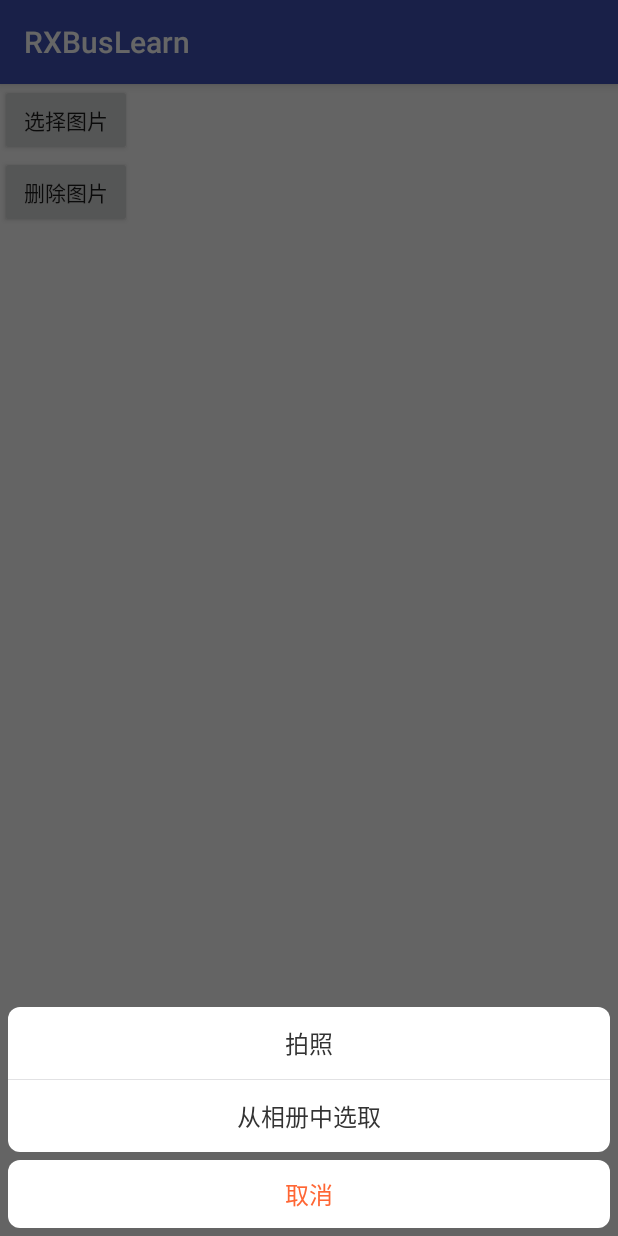
After one commit to zhenglingkun/RXBusLearn, an Android app: the fragment TakePhotoDialog placed in its activity, on a phone screen of 412 x 824 dp. The commit adds this screen. Run offline under Robolectric (Android 15) with nearby library versions, the phone set to English and light mode, and no system bars.

Commit message:
ADDED - 添加图片选择处理功能；

```diff
--- a/app/src/main/java/zlk/com/rxbuslearn/MainActivity.java
+++ b/app/src/main/java/zlk/com/rxbuslearn/MainActivity.java
@@ -18,7 +18,7 @@ import android.widget.TextView;
 import java.util.ArrayList;
 import java.util.List;
 
-import zlk.com.rxbuslearn.expandablelistview.ExpandableListViewActivity;
+import zlk.com.rxbuslearn.img.ImgSelectActivity;
 import zlk.com.rxbuslearn.pinnedheaderlistview.ContactPinnedAdapter;
 import zlk.com.rxbuslearn.pinnedheaderlistview.CustomerBean;
 import zlk.com.rxbuslearn.pinnedheaderlistview.LetterAdapter;
@@ -39,7 +39,8 @@ public class MainActivity extends AppCompatActivity {
         findViewById(R.id.intent_bt).setOnClickListener(new View.OnClickListener() {
             @Override
             public void onClick(View v) {
-                startActivity(new Intent(MainActivity.this, ExpandableListViewActivity.class));
+                startActivity(new Intent(MainActivity.this, ImgSelectActivity.class));
+//                startActivity(new Intent(MainActivity.this, ExpandableListViewActivity.class));
 //                startActivity(new Intent(MainActivity.this, GifActivity.class));
                 // intent to SwipeToLoadLayout
 //                startActivity(new Intent(MainActivity.this, SwipeToLoadLayoutActivity.class));
--- /dev/null
+++ b/app/src/main/java/zlk/com/rxbuslearn/base/dialog/TakePhotoDialog.java
@@ -0,0 +1,105 @@
+package zlk.com.rxbuslearn.base.dialog;
+
+import android.app.Dialog;
+import android.os.Bundle;
+import android.support.v4.app.DialogFragment;
+import android.view.Gravity;
+import android.view.LayoutInflater;
+import android.view.View;
+import android.view.ViewGroup;
+import android.view.Window;
+import android.view.WindowManager;
+import android.widget.TextView;
+
+import zlk.com.rxbuslearn.R;
+
+/**
+ * Created by xiazj on 2017/1/5.
+ */
+
+public class TakePhotoDialog extends DialogFragment {
+
+    private TextView tvCancel;
+    private TextView takephoto_camera;
+    private TextView takephoto_xiangce;
+
+    @Override
+    public void onCreate(Bundle savedInstanceState) {
+        super.onCreate(savedInstanceState);
+        // 全屏
+        setStyle(android.support.v4.app.DialogFragment.STYLE_NORMAL, R.style.dialog);
+    }
+
+    @Override
+    public View onCreateView(LayoutInflater inflater, ViewGroup container,
+                             Bundle savedInstanceState) {
+        // 加载title布局
+        View rootView = inflater.inflate(R.layout.layout_pic_dialog, container);
+        initView(rootView);
+        getDialog().getWindow().requestFeature(Window.FEATURE_NO_TITLE);
+        return rootView;
+    }
+
+    @Override
+    public void onStart() {
+        super.onStart();
+        Dialog dialog = getDialog();
+        if (dialog != null) {
+            Window window = dialog.getWindow(); //得到对话框
+            window.setLayout(WindowManager.LayoutParams.MATCH_PARENT, WindowManager.LayoutParams.MATCH_PARENT);
+            WindowManager.LayoutParams wl = window.getAttributes();
+            wl.gravity = Gravity.BOTTOM; //设置重力
+            window.setAttributes(wl);
+            dialog.getWindow().setLayout(ViewGroup.LayoutParams.MATCH_PARENT, ViewGroup.LayoutParams.WRAP_CONTENT);
+        }
+    }
+
+    private void initView(View rootView) {
+        tvCancel = (TextView) rootView.findViewById(R.id.tv_cancel);
+
+        tvCancel.setOnClickListener(mOnclickListener);
+        takephoto_xiangce = (TextView) rootView.findViewById(R.id.takephoto_xiangce);
+
+        takephoto_xiangce.setOnClickListener(mOnclickListener);
+        takephoto_camera = (TextView) rootView.findViewById(R.id.takephoto_camera);
+
+        takephoto_camera.setOnClickListener(mOnclickListener);
+
+    }
+
+
+    private View.OnClickListener mOnclickListener = new View.OnClickListener() {
+        @Override
+        public void onClick(View v) {
+            switch (v.getId()) {
+                case R.id.tv_cancel:
+                    TakePhotoDialog.this.dismiss();
+                    break;
+                case R.id.takephoto_camera:
+                    TakePhotoDialog.this.dismiss();
+                    if (mOnSelectClickListener != null) {
+                        mOnSelectClickListener.onCameraClick();
+                    }
+                    break;
+                case R.id.takephoto_xiangce:
+                    TakePhotoDialog.this.dismiss();
+                    if (mOnSelectClickListener != null) {
+                        mOnSelectClickListener.onPhotoClick();
+                    }
+                    break;
+            }
+        }
+    };
+
+    public interface OnSelectClickListener {
+        void onCameraClick();
+
+        void onPhotoClick();
+    }
+
+    private OnSelectClickListener mOnSelectClickListener;
+
+    public void setOnSelectClickListener(OnSelectClickListener onSelectClickListener) {
+        mOnSelectClickListener = onSelectClickListener;
+    }
+}
--- /dev/null
+++ b/app/src/main/java/zlk/com/rxbuslearn/img/ImgSelectActivity.java
@@ -0,0 +1,51 @@
+package zlk.com.rxbuslearn.img;
+
+import android.graphics.Bitmap;
+import android.graphics.Color;
+import android.graphics.drawable.ColorDrawable;
+import android.os.Bundle;
+import android.view.View;
+import android.widget.ImageView;
+
+import zlk.com.rxbuslearn.R;
+import zlk.com.rxbuslearn.base.BaseSelectImgActivity;
+
+/**
+ * Created by ice on 2017/11/23 0023.
+ * this is a xxx for
+ */
+
+public class ImgSelectActivity extends BaseSelectImgActivity {
+
+    private ImageView mIvSelect;
+
+    @Override
+    protected void onCreate(Bundle savedInstanceState) {
+        super.onCreate(savedInstanceState);
+        setContentView(R.layout.activity_select_img);
+        mIvSelect = (ImageView) findViewById(R.id.iv_select);
+        findViewById(R.id.bt_select).setOnClickListener(new View.OnClickListener() {
+            @Override
+            public void onClick(View v) {
+                showPicDialog();
+            }
+        });
+        findViewById(R.id.bt_del).setOnClickListener(new View.OnClickListener() {
+            @Override
+            public void onClick(View v) {
+                mIvSelect.setImageDrawable(new ColorDrawable(Color.TRANSPARENT));
+            }
+        });
+    }
+
+    @Override
+    protected void initShowImgWH() {
+        mShowImgWidth = getResources().getDimensionPixelSize(R.dimen.dp130);
+        mShowImgHeight = getResources().getDimensionPixelSize(R.dimen.dp130);
+    }
+
+    @Override
+    protected void showImg(Bitmap bitmap) {
+        mIvSelect.setImageBitmap(bitmap);
+    }
+}
--- /dev/null
+++ b/app/src/main/res/drawable/dialog_border_title_radius.xml
@@ -0,0 +1,11 @@
+<?xml version="1.0" encoding="utf-8"?>
+<shape xmlns:android="http://schemas.android.com/apk/res/android">
+
+    <solid android:color="@android:color/white"/>
+
+    <corners
+        android:bottomLeftRadius="8dp"
+        android:bottomRightRadius="8dp"
+        android:topLeftRadius="8dp"
+        android:topRightRadius="8dp"/>
+</shape>
--- /dev/null
+++ b/app/src/main/res/drawable/dialog_border_title_radius_down.xml
@@ -0,0 +1,11 @@
+<?xml version="1.0" encoding="utf-8"?>
+<shape xmlns:android="http://schemas.android.com/apk/res/android">
+
+    <solid android:color="@android:color/white"/>
+
+    <corners
+        android:bottomLeftRadius="8dp"
+        android:bottomRightRadius="8dp"
+        android:topLeftRadius="0dp"
+        android:topRightRadius="0dp"/>
+</shape>
--- /dev/null
+++ b/app/src/main/res/drawable/dialog_border_title_radius_up.xml
@@ -0,0 +1,15 @@
+<?xml version="1.0" encoding="utf-8"?>
+<shape xmlns:android="http://schemas.android.com/apk/res/android">
+
+    <solid android:color="@android:color/white"/>
+
+    <corners
+        android:topLeftRadius="8dp"
+        android:topRightRadius="8dp"/>
+
+    <!--    <corners
+        android:bottomLeftRadius="8dp"
+        android:bottomRightRadius="8dp"
+        android:topLeftRadius="8dp"
+        android:topRightRadius="8dp" />-->
+</shape>
--- /dev/null
+++ b/app/src/main/res/layout/activity_select_img.xml
@@ -0,0 +1,24 @@
+<?xml version="1.0" encoding="utf-8"?>
+<LinearLayout xmlns:android="http://schemas.android.com/apk/res/android"
+              android:layout_width="match_parent"
+              android:layout_height="match_parent"
+              android:orientation="vertical">
+
+    <Button
+        android:id="@+id/bt_select"
+        android:layout_width="wrap_content"
+        android:layout_height="wrap_content"
+        android:text="选择图片"/>
+
+    <Button
+        android:id="@+id/bt_del"
+        android:layout_width="wrap_content"
+        android:layout_height="wrap_content"
+        android:text="删除图片"/>
+
+    <ImageView
+        android:id="@+id/iv_select"
+        android:layout_width="@dimen/dp130"
+        android:layout_height="@dimen/dp130"
+        android:scaleType="fitXY"/>
+</LinearLayout>
--- /dev/null
+++ b/app/src/main/res/layout/layout_pic_dialog.xml
@@ -0,0 +1,54 @@
+<?xml version="1.0" encoding="utf-8"?>
+<LinearLayout xmlns:android="http://schemas.android.com/apk/res/android"
+              android:layout_width="match_parent"
+              android:layout_height="match_parent"
+              android:background="@android:color/transparent"
+              android:orientation="vertical">
+
+    <LinearLayout
+        android:layout_width="match_parent"
+        android:layout_height="wrap_content"
+        android:layout_marginLeft="5dp"
+        android:layout_marginRight="5dp"
+        android:orientation="vertical">
+
+        <TextView
+            android:id="@+id/takephoto_camera"
+            android:layout_width="match_parent"
+            android:layout_height="wrap_content"
+            android:background="@drawable/dialog_border_title_radius_up"
+            android:gravity="center"
+            android:padding="12dp"
+            android:text="拍照"
+            android:textColor="@color/default_text"
+            android:textSize="16sp"/>
+
+        <View
+            android:layout_width="match_parent"
+            android:layout_height="1px"
+            android:background="@color/divider"/>
+
+        <TextView
+            android:id="@+id/takephoto_xiangce"
+            android:layout_width="match_parent"
+            android:layout_height="wrap_content"
+            android:background="@drawable/dialog_border_title_radius_down"
+            android:gravity="center"
+            android:padding="12dp"
+            android:text="从相册中选取"
+            android:textColor="@color/default_text"
+            android:textSize="16sp"/>
+    </LinearLayout>
+
+
+    <TextView
+        android:id="@+id/tv_cancel"
+        android:layout_width="match_parent"
+        android:layout_height="45dp"
+        android:layout_margin="5dp"
+        android:background="@drawable/dialog_border_title_radius"
+        android:gravity="center"
+        android:text="取消"
+        android:textColor="@color/dialog_sure_text_color"
+        android:textSize="16sp"/>
+</LinearLayout>
--- a/app/src/main/res/values/dimens.xml
+++ b/app/src/main/res/values/dimens.xml
@@ -4,4 +4,5 @@
     <dimen name="activity_vertical_margin">16dp</dimen>
     <dimen name="text_size_4">16sp</dimen>
     <dimen name="refresh_header_height">80dp</dimen>
+    <dimen name="dp130">130dp</dimen>
 </resources>
```
Also changed, not shown: app/src/main/AndroidManifest.xml (+7 -0 lines), app/src/main/java/zlk/com/rxbuslearn/base/BaseSelectImgActivity.java (added, +305 -0 lines), app/src/main/res/drawable/dialog_border_title_radius_middle.xml (added, +11 -0 lines).
